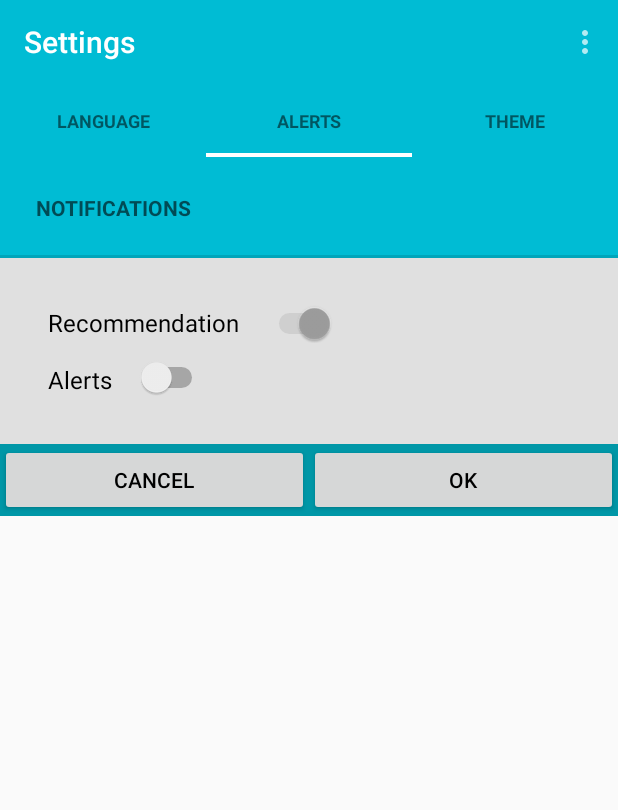
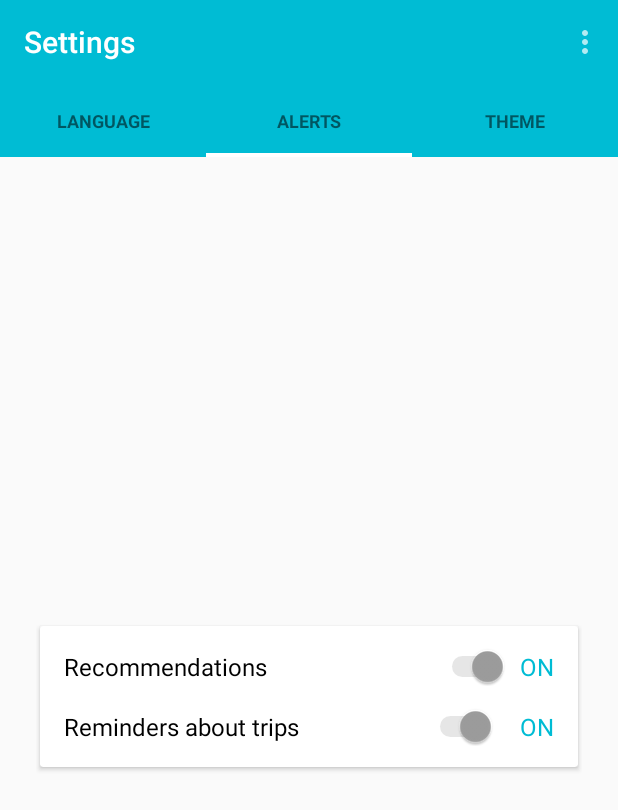
Before and after one commit to EricssonResearch/monad, an Android app: the SettingsActivity screen opened directly, with no data from a screen before it, after a tap on "ALERTS", on a phone screen of 412 x 824 dp. Shown: the top 810 px of the screen. Run offline under Robolectric (Android 15) with nearby library versions, the phone set to English and light mode, and no system bars.

Commit message:
Corrections to the settings/alerts fragment

```diff
--- a/MoNADClient/app/src/main/java/se/uu/csproject/monadclient/SearchActivity.java
+++ b/MoNADClient/app/src/main/java/se/uu/csproject/monadclient/SearchActivity.java
@@ -119,11 +119,11 @@
         public void onCheckedChanged(RadioGroup group, int checkedId) {
             if (checkedId == arrivalTimeRadioButton.getId()){
                 textViewTripTimeDate.setText("Thu, Nov, 9");
-                textViewTripTimeHour.setText("21:20, AM");
+                textViewTripTimeHour.setText("21:20 AM");
             }
             if (checkedId == depatureTimeRadioButton.getId()){
                 textViewTripTimeDate.setText("Fri, Oct, 2");
-                textViewTripTimeHour.setText("11:45, AM");
+                textViewTripTimeHour.setText("11:45 AM");
             }
         }
     }
@@ -191,7 +191,7 @@
     private void generateSearchResults(List<Trip> trips){
         trips.add(new Trip(1, "Polacksbacken","12:36","Flogsta", "12:51", 15, 2));
         trips.add(new Trip(2, "Polacksbacken","20:36","Flogsta", "20:51", 15, 4));
-        trips.add(new Trip(3, "Gamla Uppsala","19:17","Övre Slottsgatan", "19:35", 18, 3));
+        trips.add(new Trip(3, "Polacksbacken","19:17","Ekeby", "19:35", 18, 3));
         trips.add(new Trip(4, "Polacksbacken", "12:36", "Flogsta", "12:51", 15, 0));
     }
 }
--- a/MoNADClient/app/src/main/java/se/uu/csproject/monadclient/SettingsActivity.java
+++ b/MoNADClient/app/src/main/java/se/uu/csproject/monadclient/SettingsActivity.java
@@ -148,12 +148,6 @@
         @Override
         public View onCreateView(LayoutInflater inflater, ViewGroup container, Bundle savedInstanceState){
             View layout;
-            final Switch switchrecommendation;
-            final Switch switchalert;
-            final RadioGroup radiogroup_themes;
-            final RadioButton radiobutton_defaulttheme;
-            final RadioButton radiobutton_lighttheme;
-            final RadioButton radiobutton_darktheme;
 
             if(page == 1){
                 layout = inflater.inflate(R.layout.fragment_settings_language,container,false);
@@ -167,21 +161,25 @@
             }
             else if(page == 2){
                 layout = inflater.inflate(R.layout.fragment_settings_alerts,container,false);
-                //TextView textView = (TextView) layout.findViewById(R.id.alerttxt);
+                final Switch switchrecommendation;
+                final Switch switchalert;
+                final TextView recommendationsSwitch = (TextView) layout.findViewById(R.id.label_recommendationsswitch);
+                final TextView remindersSwitch= (TextView) layout.findViewById(R.id.label_remindersswitch);
 
                 // switch button for alerts and recommendations
                 switchrecommendation = (Switch)layout.findViewById(R.id.switch_fragmentsettingsalert_recommendations);
                 switchalert = (Switch)layout.findViewById(R.id.switch_fragmentsettingsalert_alerts);
                 switchrecommendation.setChecked(true);
-                switchalert.setChecked(false);
+                switchalert.setChecked(true);
 
                 switchrecommendation.setOnCheckedChangeListener(new CompoundButton.OnCheckedChangeListener() {
                     @Override
                     public void onCheckedChanged(CompoundButton buttonView, boolean isChecked) {
-
-                        if(switchrecommendation.isChecked()){
-                            //do something
-                            switchrecommendation.setChecked(false);
+                        if(switchrecommendation.isChecked()) {
+                            recommendationsSwitch.setText("ON");
+                        }
+                        else {
+                            recommendationsSwitch.setText("OFF");
                         }
                     }
                 });
@@ -189,17 +187,21 @@
                 switchalert.setOnCheckedChangeListener(new CompoundButton.OnCheckedChangeListener() {
                     @Override
                     public void onCheckedChanged(CompoundButton buttonView, boolean isChecked) {
-
                         if(switchalert.isChecked()){
-                            //do something
-                            switchalert.setChecked(true);
+                            remindersSwitch.setText("ON");
+                        }
+                        else {
+                            remindersSwitch.setText("OFF");
                         }
                     }
                 });
             }
             else if(page == 3){
                 layout = inflater.inflate(R.layout.fragment_settings_theme,container,false);
-                //TextView textView = (TextView) layout.findViewById(R.id.themetxt);
+                final RadioGroup radiogroup_themes;
+                final RadioButton radiobutton_defaulttheme;
+                final RadioButton radiobutton_lighttheme;
+                final RadioButton radiobutton_darktheme;
 
                 //different themes
                 //radiogroup_themes  = (RadioGroup)layout.findViewById(R.id.radiogroup_fragmentsettingstheme_theme);
--- a/MoNADClient/app/src/main/res/layout/activity_settings.xml
+++ b/MoNADClient/app/src/main/res/layout/activity_settings.xml
@@ -19,7 +19,6 @@
     <android.support.v4.view.ViewPager
         android:id="@+id/pager"
         android:layout_width="match_parent"
-        android:layout_height="0dp"
-        android:layout_weight="1"
+        android:layout_height="match_parent"
         />
 </LinearLayout>
--- a/MoNADClient/app/src/main/res/layout/fragment_settings_alerts.xml
+++ b/MoNADClient/app/src/main/res/layout/fragment_settings_alerts.xml
@@ -1,66 +1,87 @@
 <?xml version="1.0" encoding="utf-8"?>
-<LinearLayout xmlns:android="http://schemas.android.com/apk/res/android"
-    xmlns:tools="http://schemas.android.com/tools"
+<LinearLayout
+    xmlns:android="http://schemas.android.com/apk/res/android"
+    xmlns:card_view="http://schemas.android.com/apk/res-auto"
     android:layout_width="match_parent"
-    android:layout_height="match_parent"
+    android:layout_height="wrap_content"
+    android:layout_gravity="center"
     android:orientation="vertical"
-    tools:context="se.uu.csproject.monadclient.SettingsActivity">
+    android:gravity="center"
+    android:padding="@dimen/big_padding"
+    >
 
-
-    <RelativeLayout
-        android:layout_width="wrap_content"
+    <android.support.v7.widget.CardView
+        android:layout_width="match_parent"
         android:layout_height="wrap_content"
-        android:background="@color/primaryColor">
-        <TextView
-            android:text="@string/label_fragmentsettingsalert_title"
-            style="?android:attr/listSeparatorTextViewStyle"
-            android:layout_width="match_parent"
-            android:layout_height="wrap_content"
-            android:padding="@dimen/big_padding"
-            android:id="@+id/textview_fragmentsettingsalert_title" />
-    </RelativeLayout>
+        android:layout_gravity="center"
+        card_view:cardCornerRadius="@dimen/cardview_default_radius"
+        card_view:cardUseCompatPadding="true"
+        card_view:cardElevation="@dimen/cardview_default_elevation"
+        >
 
         <LinearLayout
             android:layout_width="match_parent"
             android:layout_height="wrap_content"
             android:layout_gravity="center"
             android:orientation="vertical"
-            android:background="@color/gray"
-            android:padding="@dimen/big_padding">
+            android:gravity="center"
+            android:padding="@dimen/medium_padding"
+            >
+
             <LinearLayout
                 android:layout_width="match_parent"
-                android:layout_height="wrap_content"
-                android:orientation="horizontal">
+                android:layout_height="match_parent"
+                android:gravity="center_vertical"
+                android:orientation="horizontal"
+                android:layout_marginBottom="@dimen/small_margin"
+                >
+
                 <TextView
                     android:id="@+id/textview_fragmentsettingsalert_recommendations"
-                    android:layout_width="wrap_content"
+                    android:layout_width="0dp"
                     android:layout_height="wrap_content"
                     android:text="@string/label_fragmentsettingsalert_recommendation"
                     android:textSize="@dimen/medium_text"
                     android:padding="@dimen/medium_padding"
-                    android:textColor="@color/black"/>
+                    android:textColor="@color/black"
+                    android:layout_weight="1"/>
 
                 <Switch
                     android:id="@+id/switch_fragmentsettingsalert_recommendations"
                     android:layout_width="wrap_content"
                     android:layout_height="wrap_content"
+                    android:checked="false"/>
+
+                <TextView
+                    android:id="@+id/label_recommendationsswitch"
+                    android:layout_width="wrap_content"
+                    android:layout_height="wrap_content"
+                    android:textAllCaps="true"
+                    android:text="@string/label_fragmentsettingsalert_recommendationsswitch"
+                    android:textSize="@dimen/medium_text"
                     android:padding="@dimen/medium_padding"
-                    android:checked="false"/>
+                    android:textColor="?attr/colorPrimary"
+                    />
             </LinearLayout>
 
             <LinearLayout
                 android:layout_width="match_parent"
-                android:layout_height="wrap_content"
-                android:orientation="horizontal">
+                android:layout_height="match_parent"
+                android:gravity="center_vertical"
+                android:orientation="horizontal"
+                >
+
                 <TextView
                     android:id="@+id/textview_fragmentsettingsalert_alerts"
-                    android:layout_width="wrap_content"
+                    android:layout_width="0dp"
                     android:layout_height="wrap_content"
                     android:layout_gravity="center"
                     android:text="@string/label_fragmentsettingsalert_alert"
                     android:textSize="@dimen/medium_text"
                     android:padding="@dimen/medium_padding"
-                    android:textColor="@color/black" />
+                    android:textColor="@color/black"
+                    android:layout_weight="1"
+                    />
 
                 <Switch
                     android:id="@+id/switch_fragmentsettingsalert_alerts"
@@ -68,41 +89,22 @@
                     android:layout_height="wrap_content"
                     android:checked="true"
                     android:padding="@dimen/medium_padding"/>
+
+                <TextView
+                    android:id="@+id/label_remindersswitch"
+                    android:layout_width="wrap_content"
+                    android:layout_height="wrap_content"
+                    android:textAllCaps="true"
+                    android:text="@string/label_fragmentsettingsalert_recommendationsswitch"
+                    android:textSize="@dimen/medium_text"
+                    android:padding="@dimen/medium_padding"
+                    android:textColor="?attr/colorPrimary"
+                    />
             </LinearLayout>
 
 
         </LinearLayout>
-        <LinearLayout
-            android:layout_width="match_parent"
-            android:layout_height="wrap_content"
-            android:background="@color/primaryColorDark">
 
-            <Button
-                android:layout_width="wrap_content"
-                android:layout_height="match_parent"
-                android:text="@string/label_fragmentsettingsalert_buttoncancel"
-                android:layout_weight="1"
-                android:textColor="@color/black"
-                android:id="@+id/button_fragmentsettingsalert_cancel"
-                android:onClick="alertCancel"/>
-            <Button
-                android:layout_width="wrap_content"
-                android:layout_height="match_parent"
-                android:layout_weight="1"
-                android:text="@string/label_fragmentsettingsalert_buttonok"
-                android:textColor="@color/black"
-                android:id="@+id/button_fragmentsettingsalert_ok"
-                android:onClick="alertOk"/>
-
-        </LinearLayout>
-
+    </android.support.v7.widget.CardView>
 
 </LinearLayout>
-
-<!--<TextView xmlns:android="http://schemas.android.com/apk/res/android"
-    android:layout_width="match_parent"
-    android:layout_height="match_parent"
-    android:text="ALERTS FRAGMENT"
-    android:gravity="center"
-    android:id="@+id/alerttxt"
-    />-->
--- a/MoNADClient/app/src/main/res/values/strings.xml
+++ b/MoNADClient/app/src/main/res/values/strings.xml
@@ -159,8 +159,8 @@
     <string name="label_settings_selectlanguage">Please select your language</string>
 
     <!--Settings - Alert setting /yonatan -->
-    <string name="label_fragmentsettingsalert_recommendation">Recommendation</string>
-    <string name="label_fragmentsettingsalert_alert">Alerts</string>
+    <string name="label_fragmentsettingsalert_recommendation">Recommendations</string>
+    <string name="label_fragmentsettingsalert_alert">Reminders about trips</string>
     <string name="label_fragmentsettingsalert_buttoncancel">Cancel</string>
     <string name="label_fragmentsettingsalert_buttonok">OK</string>
     <string name="label_fragmentsettingsalert_title">Notifications</string>
@@ -252,6 +252,7 @@
     <string name="non_available">n/a</string>
     <string name="label_searchresult_timeinfo">n/a - n/a (n/a min)</string>
     <string name="label_searchresult_routeinfo">n/a to n/a</string>
+    <string name="label_fragmentsettingsalert_recommendationsswitch">ON</string>
 
     <!-- UNPROCESSED -->
 
```
Also changed, not shown: 1 other file.
